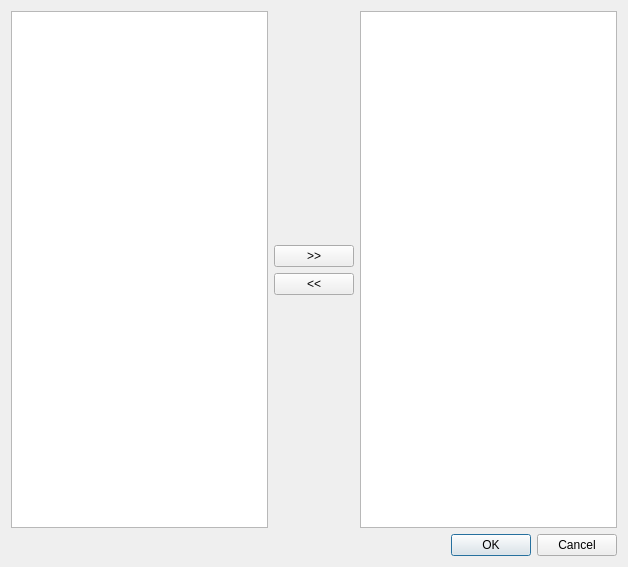
Old version of the form db_editor/object_measure_unit_dlg.ui in the repository Ivanestver/NomogrammsCalculator.
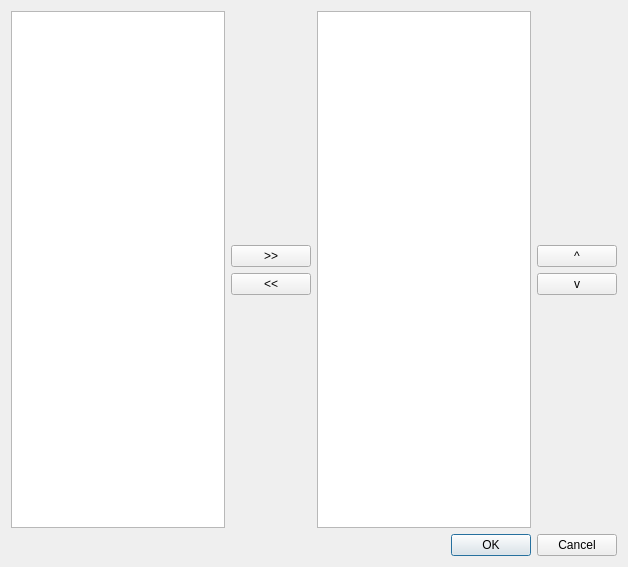
New version of the form.

Commit message: add order for measure units that maps the values with their neurons

The edit to the form file:
```diff
--- a/db_editor/object_measure_unit_dlg.ui
+++ b/db_editor/object_measure_unit_dlg.ui
@@ -64,7 +64,68 @@
       </layout>
      </item>
      <item>
-      <widget class="QListWidget" name="listChosenMeasuresUnits"/>
+      <layout class="QHBoxLayout" name="horizontalLayout_2" stretch="3,1">
+       <item>
+        <widget class="QListWidget" name="listChosenMeasuresUnits">
+         <property name="sizePolicy">
+          <sizepolicy hsizetype="Expanding" vsizetype="Expanding">
+           <horstretch>0</horstretch>
+           <verstretch>0</verstretch>
+          </sizepolicy>
+         </property>
+        </widget>
+       </item>
+       <item>
+        <layout class="QVBoxLayout" name="verticalLayout_3">
+         <item>
+          <spacer name="verticalSpacer_3">
+           <property name="orientation">
+            <enum>Qt::Vertical</enum>
+           </property>
+           <property name="sizeHint" stdset="0">
+            <size>
+             <width>20</width>
+             <height>40</height>
+            </size>
+           </property>
+          </spacer>
+         </item>
+         <item>
+          <widget class="QPushButton" name="moveUpBtn">
+           <property name="sizePolicy">
+            <sizepolicy hsizetype="Minimum" vsizetype="Fixed">
+             <horstretch>0</horstretch>
+             <verstretch>0</verstretch>
+            </sizepolicy>
+           </property>
+           <property name="text">
+            <string>^</string>
+           </property>
+          </widget>
+         </item>
+         <item>
+          <widget class="QPushButton" name="moveDownBtn">
+           <property name="text">
+            <string>v</string>
+           </property>
+          </widget>
+         </item>
+         <item>
+          <spacer name="verticalSpacer_4">
+           <property name="orientation">
+            <enum>Qt::Vertical</enum>
+           </property>
+           <property name="sizeHint" stdset="0">
+            <size>
+             <width>20</width>
+             <height>40</height>
+            </size>
+           </property>
+          </spacer>
+         </item>
+        </layout>
+       </item>
+      </layout>
      </item>
     </layout>
    </item>
```
The commit also changes 8 other files.
